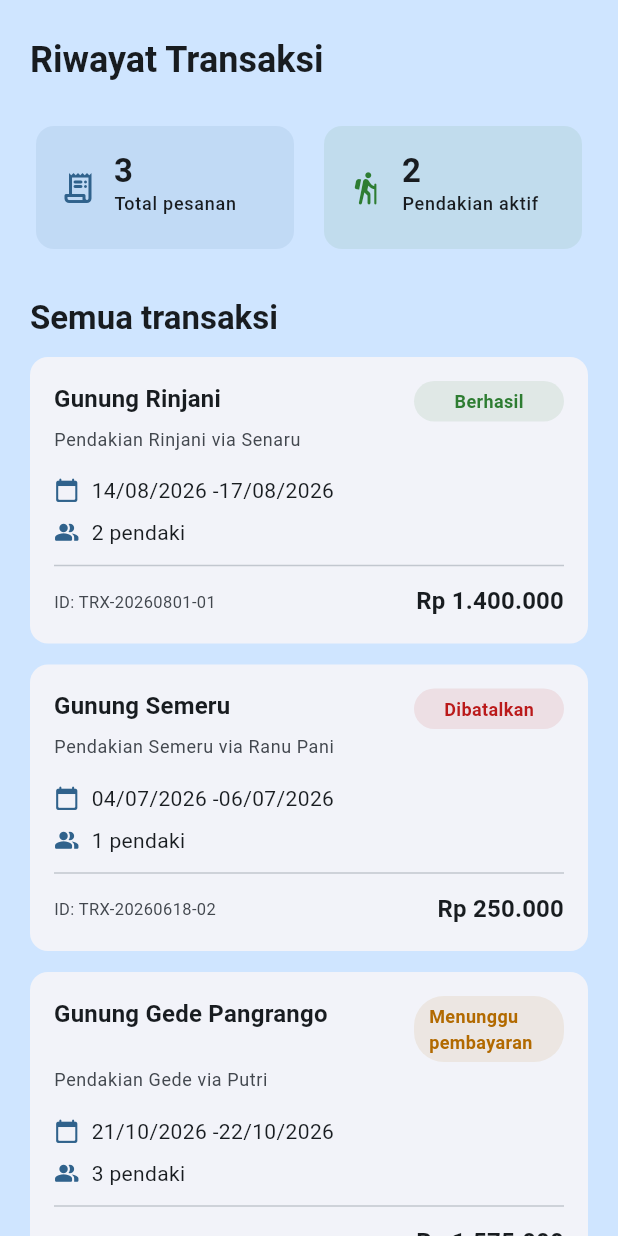
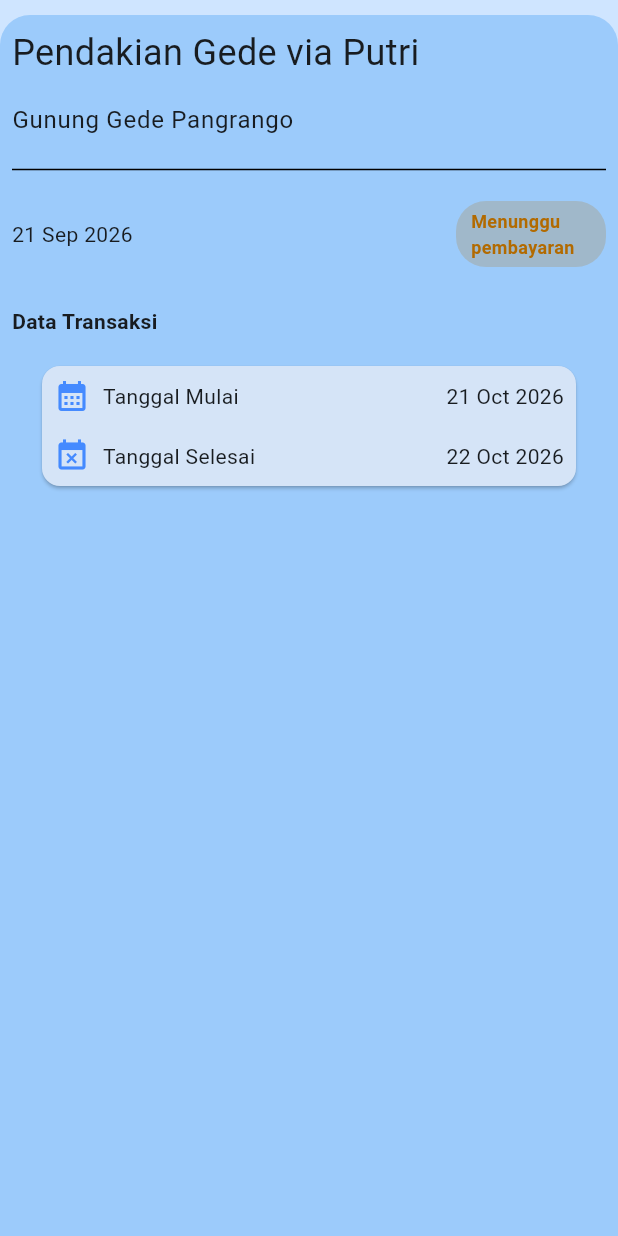
Before and after one commit to Codecooo/tenir, a Flutter app: the TransactionScreen screen opened directly, after a tap on "Gunung Gede Pangrango", on a phone screen of 412 x 824 dp. Run offline on Flutter 3.47's test engine with Material 3 defaults, Android fonts, the phone set to English and light mode, and no system bars.

Commit message:
Add TransactionDetailScreen and integrate with TransactionScreen for detailed transaction view

```diff
--- a/lib/ui/transaction/transaction_detail_screen.dart
+++ b/lib/ui/transaction/transaction_detail_screen.dart
@@ -0,0 +1,161 @@
+import 'package:flutter/material.dart';
+import 'package:intl/intl.dart';
+import 'package:tenir/models/transaction_item.dart';
+import 'package:tenir/utils/format.dart';
+
+class TransactionDetailScreen extends StatelessWidget {
+  final TransactionItem transactionItem;
+
+  const TransactionDetailScreen({super.key, required this.transactionItem});
+
+  @override
+  Widget build(BuildContext context) {
+    final theme = Theme.of(context);
+    final status = statusPresentation(
+      transactionItem.transaction.status,
+      theme.colorScheme,
+    );
+
+    return Scaffold(
+      backgroundColor: theme.colorScheme.primaryFixed,
+      body: Padding(
+        padding: const EdgeInsets.only(top: 10),
+        child: Container(
+          decoration: BoxDecoration(
+            borderRadius: BorderRadius.only(
+              topLeft: Radius.circular(20),
+              topRight: Radius.circular(20),
+            ),
+            color: theme.colorScheme.primaryFixedDim,
+          ),
+          child: ListView(
+            children: [
+              Padding(
+                padding: const EdgeInsets.all(8.0),
+                child: Text(
+                  transactionItem.trip.name,
+                  style: TextStyle(fontSize: 24),
+                ),
+              ),
+              Padding(
+                padding: const EdgeInsets.all(8.0),
+                child: Text(transactionItem.mountain.name, style: theme.textTheme.bodyLarge,),
+              ),
+              Padding(
+                padding: const EdgeInsets.all(8.0),
+                child: const Divider(height: 10, color: Colors.black),
+              ),
+
+              Padding(
+                padding: const EdgeInsets.all(8.0),
+                child: Row(
+                  mainAxisAlignment: MainAxisAlignment.spaceBetween,
+                  children: [
+                    Text(
+                      DateFormat('dd MMM yyyy')
+                          .format(transactionItem.transaction.createdAt),
+                    ),
+                    SizedBox(
+                    width: 100,
+                    child: Container(
+                      padding: const EdgeInsets.symmetric(
+                        horizontal: 10,
+                        vertical: 5,
+                      ),
+                      decoration: BoxDecoration(
+                        color: status.color.withAlpha(50),
+                        borderRadius: BorderRadius.circular(20),
+                      ),
+                      child: Center(
+                        child: Text(
+                          status.label,
+                          style: TextStyle(
+                            color: status.color,
+                            fontSize: 12,
+                            fontWeight: FontWeight.w700,
+                          ),
+                        ),
+                      ),
+                    ),
+                  ),
+                  ],
+                ),
+              ),
+              const SizedBox(height: 10),
+
+              Padding(
+                padding: const EdgeInsets.all(8.0),
+                child: Column(
+                  crossAxisAlignment: CrossAxisAlignment.start,
+                  children: [
+                    Text("Data Transaksi", style: TextStyle(fontWeight: FontWeight.bold),),
+                    _TransactionDetailCard(theme: theme, transactionItem: transactionItem)
+                  ],
+                ),
+              )
+            ],
+          ),
+        ),
+      ),
+    );
+  }
+}
+
+class _TransactionDetailCard extends StatelessWidget {
+  const _TransactionDetailCard({
+    required this.theme,
+    required this.transactionItem,
+  });
+
+  final ThemeData theme;
+  final TransactionItem transactionItem;
+
+  @override
+  Widget build(BuildContext context) {
+    return Card(
+      color: theme.colorScheme.secondaryContainer,
+      clipBehavior: Clip.antiAlias,
+      margin: const EdgeInsets.all(20),
+
+      child: Column(
+        children: [
+          // Start date
+          Padding(
+            padding: const EdgeInsets.all(8.0),
+            child: Row(
+              mainAxisAlignment: MainAxisAlignment.spaceBetween,
+              children: [
+                Row(
+                  spacing: 8.5,
+                  children: [
+                    Icon(Icons.calendar_month, color: Colors.blueAccent,),
+                    Text("Tanggal Mulai"),
+                  ],
+                ),
+                Text(DateFormat("dd MMM yyyy").format(transactionItem.trip.startDate))
+              ],
+            ),
+          ),
+
+          // End date
+          Padding(
+            padding: const EdgeInsets.all(8.0),
+            child: Row(
+              mainAxisAlignment: MainAxisAlignment.spaceBetween,
+              children: [
+                Row(
+                  spacing: 8.5,
+                  children: [
+                    Icon(Icons.event_busy, color: Colors.blueAccent,),
+                    Text("Tanggal Selesai"),
+                  ],
+                ),
+                Text(DateFormat("dd MMM yyyy").format(transactionItem.trip.endDate))
+              ],
+            ),
+          ),
+        ],
+      ),
+    );
+  }
+}
--- a/lib/ui/transaction/transaction_screen.dart
+++ b/lib/ui/transaction/transaction_screen.dart
@@ -2,6 +2,7 @@ import 'package:flutter/material.dart';
 import 'package:tenir/models/transaction.dart';
 import 'package:tenir/models/transaction_item.dart';
 import 'package:tenir/repositories/transaction_repository.dart';
+import 'package:tenir/ui/transaction/transaction_detail_screen.dart';
 import 'package:tenir/ui/widgets/screen_info.dart';
 import 'package:tenir/ui/widgets/summary_card.dart';
 import 'package:tenir/utils/format.dart';
@@ -17,10 +18,8 @@ class TransactionScreen extends StatefulWidget {
   /// Creates a [TransactionScreen].
   ///
   /// If no [repository] is supplied, it defaults to using [MockTransactionRepository].
-  TransactionScreen({
-    super.key,
-    TransactionRepository? repository,
-  }) : repository = repository ?? MockTransactionRepository();
+  TransactionScreen({super.key, TransactionRepository? repository})
+    : repository = repository ?? MockTransactionRepository();
 
   @override
   State<TransactionScreen> createState() => _TransactionScreenState();
@@ -69,7 +68,8 @@ class _TransactionScreenState extends State<TransactionScreen> {
           // Calculate active hiking bookings (paid or pending payment)
           final activeCount = items.where((item) {
             final status = item.transaction.status;
-            return status == TransactionStatus.paid || status == TransactionStatus.pending;
+            return status == TransactionStatus.paid ||
+                status == TransactionStatus.pending;
           }).length;
 
           return ListView(
@@ -117,9 +117,7 @@ class _TransactionScreenState extends State<TransactionScreen> {
               const SizedBox(height: 12),
 
               // Transaction List Cards
-              ...items.map((item) => _TransactionCard(
-                    item: item,
-                  )),
+              ...items.map((item) => _TransactionCard(item: item)),
             ],
           );
         },
@@ -136,9 +134,7 @@ class _TransactionCard extends StatelessWidget {
   /// The combined model containing transaction, trip, and mountain details.
   final TransactionItem item;
 
-  const _TransactionCard({
-    required this.item,
-  });
+  const _TransactionCard({required this.item});
 
   @override
   Widget build(BuildContext context) {
@@ -156,7 +152,13 @@ class _TransactionCard extends StatelessWidget {
       clipBehavior: Clip.antiAlias,
       child: InkWell(
         onTap: () {
-          // TODO: Navigate to transaction details screen
+          Navigator.push(
+            context,
+            MaterialPageRoute(
+              builder: (context) =>
+                  TransactionDetailScreen(transactionItem: item),
+            ),
+          );
         },
         child: Padding(
           padding: const EdgeInsets.all(16),
@@ -178,7 +180,10 @@ class _TransactionCard extends StatelessWidget {
                   SizedBox(
                     width: 100,
                     child: Container(
-                      padding: const EdgeInsets.symmetric(horizontal: 10, vertical: 5),
+                      padding: const EdgeInsets.symmetric(
+                        horizontal: 10,
+                        vertical: 5,
+                      ),
                       decoration: BoxDecoration(
                         color: status.color.withAlpha(24),
                         borderRadius: BorderRadius.circular(20),
@@ -228,7 +233,10 @@ class _TransactionCard extends StatelessWidget {
                   Expanded(
                     child: Text(
                       'ID: ${transaction.id}',
-                      style: TextStyle(fontSize: isWide ? 11 : 8, color: theme.colorScheme.onSurfaceVariant),
+                      style: TextStyle(
+                        fontSize: isWide ? 11 : 8,
+                        color: theme.colorScheme.onSurfaceVariant,
+                      ),
                     ),
                   ),
                   Text(
@@ -255,10 +263,7 @@ class _DetailRow extends StatelessWidget {
   /// The text content displayed next to the icon.
   final String text;
 
-  const _DetailRow({
-    required this.icon,
-    required this.text,
-  });
+  const _DetailRow({required this.icon, required this.text});
 
   @override
   Widget build(BuildContext context) {
--- a/pubspec.yaml
+++ b/pubspec.yaml
@@ -34,6 +34,7 @@ dependencies:
   # The following adds the Cupertino Icons font to your application.
   # Use with the CupertinoIcons class for iOS style icons.
   cupertino_icons: ^1.0.8
+  intl: ^0.20.3
 
 dev_dependencies:
   flutter_test:
```
Also changed, not shown: pubspec.lock.
